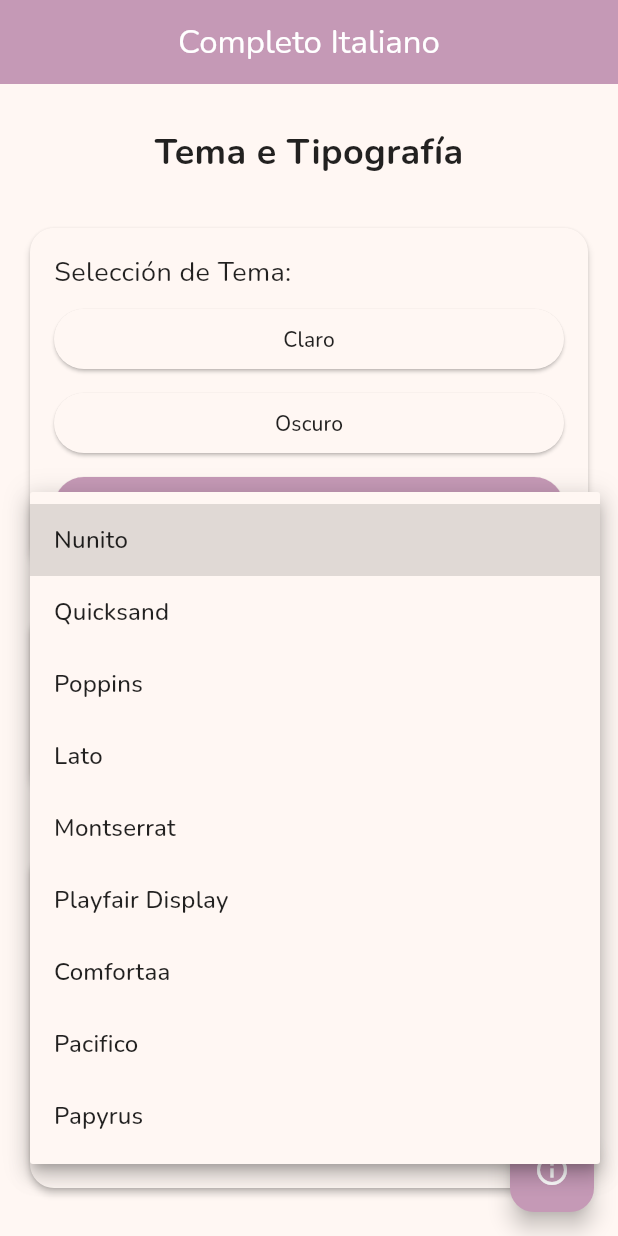
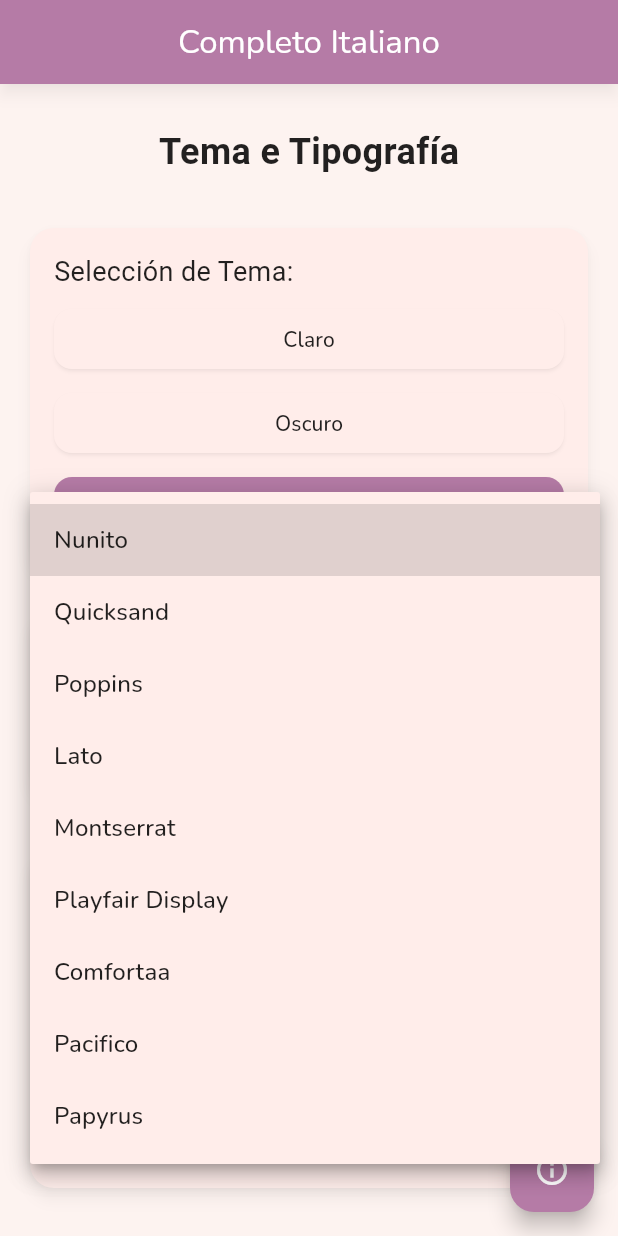
Before and after one commit to cuervolu/completo_italiano, a Flutter app: the screen it shows after launch, after a tap on "Nunito", on a phone screen of 412 x 824 dp. Run offline on Flutter 3.47's test engine with Material 3 defaults, Android fonts, the light colour scheme and no system bars; our stand-ins replace drift, drift_flutter, flutter_riverpod, google_fonts, logger, riverpod_annotation; accounts and stored records are empty; generated files the repository leaves out were written again.

Commit message:
feat: update theme colors for improved aesthetics and consistency; enhance light and dark theme configurations

```diff
--- a/lib/config/theme/app_theme.dart
+++ b/lib/config/theme/app_theme.dart
@@ -44,7 +44,7 @@ extension AppFontExtension on AppFont {
             : ThemeData.dark().textTheme;
 
     final Color textColor =
-        brightness == Brightness.light ? Colors.black87 : Colors.white;
+        brightness == Brightness.light ? Colors.black87 : Color(0xFFECEFF4);
 
     switch (this) {
       case AppFont.nunito:
@@ -111,17 +111,17 @@ extension AppFontExtension on AppFont {
 }
 
 class AppTheme {
-  // LIGHT THEME
-  static const Color _lightPrimaryColor = Color(0xFFC599B6);
-  static const Color _lightSecondaryColor = Color(0xFFE6B2BA);
-  static const Color _lightTertiaryColor = Color(0xFFFAD0C4);
-  static const Color _lightBackgroundColor = Color(0xFFFFF7F3);
+  static const Color _lightPrimaryColor = Color(0xFFB57BA6);
+  static const Color _lightSecondaryColor = Color(0xFFD98E96);
+  static const Color _lightTertiaryColor = Color(0xFFF4B8C5);
+  static const Color _lightBackgroundColor = Color(0xFFFDF3F0);
+  static const Color _lightSurfaceColor = Color(0xFFFFEDEA);
 
-  // DARK THEME
-  static const Color _darkPrimaryColor = Color(0xFFF5B0CB);
-  static const Color _darkSecondaryColor = Color(0xFF745C97);
-  static const Color _darkTertiaryColor = Color(0xFFD597CE);
-  static const Color _darkBackgroundColor = Color(0xFF39375B);
+  static const Color _darkPrimaryColor = Color(0xFF89B4FA);
+  static const Color _darkSecondaryColor = Color(0xFFF5C2E7);
+  static const Color _darkTertiaryColor = Color(0xFFA6E3A1);
+  static const Color _darkBackgroundColor = Color(0xFF1E1E2E);
+  static const Color _darkSurfaceColor = Color(0xFF3E3E55);
 
   static ThemeData lightTheme({AppFont font = AppFont.nunito}) {
     return ThemeData(
@@ -129,32 +129,48 @@ class AppTheme {
       brightness: Brightness.light,
       colorScheme: const ColorScheme.light(
         primary: _lightPrimaryColor,
+        onPrimary: Colors.white,
         secondary: _lightSecondaryColor,
+        onSecondary: Colors.black87,
         tertiary: _lightTertiaryColor,
-        surface: _lightBackgroundColor,
+        surface: _lightSurfaceColor,
+        onSurface: Colors.black87,
       ),
       scaffoldBackgroundColor: _lightBackgroundColor,
       appBarTheme: const AppBarTheme(
         backgroundColor: _lightPrimaryColor,
         foregroundColor: Colors.white,
-        elevation: 0,
+        elevation: 4,
+        shadowColor: Colors.black26,
       ),
       elevatedButtonTheme: ElevatedButtonThemeData(
         style: ElevatedButton.styleFrom(
           backgroundColor: _lightPrimaryColor,
           foregroundColor: Colors.white,
+          shadowColor: Colors.black26,
+          shape: RoundedRectangleBorder(
+            borderRadius: BorderRadius.circular(12),
+          ),
         ),
       ),
       cardTheme: CardTheme(
-        color: _lightBackgroundColor,
-        elevation: 2,
+        color: _lightSurfaceColor,
+        elevation: 4,
+        shadowColor: Colors.black26,
         shape: RoundedRectangleBorder(borderRadius: BorderRadius.circular(16)),
       ),
       floatingActionButtonTheme: const FloatingActionButtonThemeData(
         backgroundColor: _lightPrimaryColor,
         foregroundColor: Colors.white,
       ),
-      textTheme: font.getGoogleFontTextTheme(Brightness.light),
+      textTheme: font
+          .getGoogleFontTextTheme(Brightness.light)
+          .copyWith(
+            bodyMedium: TextStyle(color: Colors.black87),
+            bodySmall: TextStyle(color: Colors.black54),
+            headlineLarge: TextStyle(color: Colors.black87),
+            headlineMedium: TextStyle(color: Colors.black87),
+          ),
     );
   }
 
@@ -166,7 +182,7 @@ class AppTheme {
         primary: _darkPrimaryColor,
         secondary: _darkSecondaryColor,
         tertiary: _darkTertiaryColor,
-        surface: _darkBackgroundColor,
+        surface: _darkSurfaceColor,
       ),
       scaffoldBackgroundColor: _darkBackgroundColor,
       appBarTheme: const AppBarTheme(
@@ -181,7 +197,7 @@ class AppTheme {
         ),
       ),
       cardTheme: CardTheme(
-        color: _darkBackgroundColor,
+        color: _darkSurfaceColor,
         elevation: 2,
         shape: RoundedRectangleBorder(borderRadius: BorderRadius.circular(16)),
       ),
```
